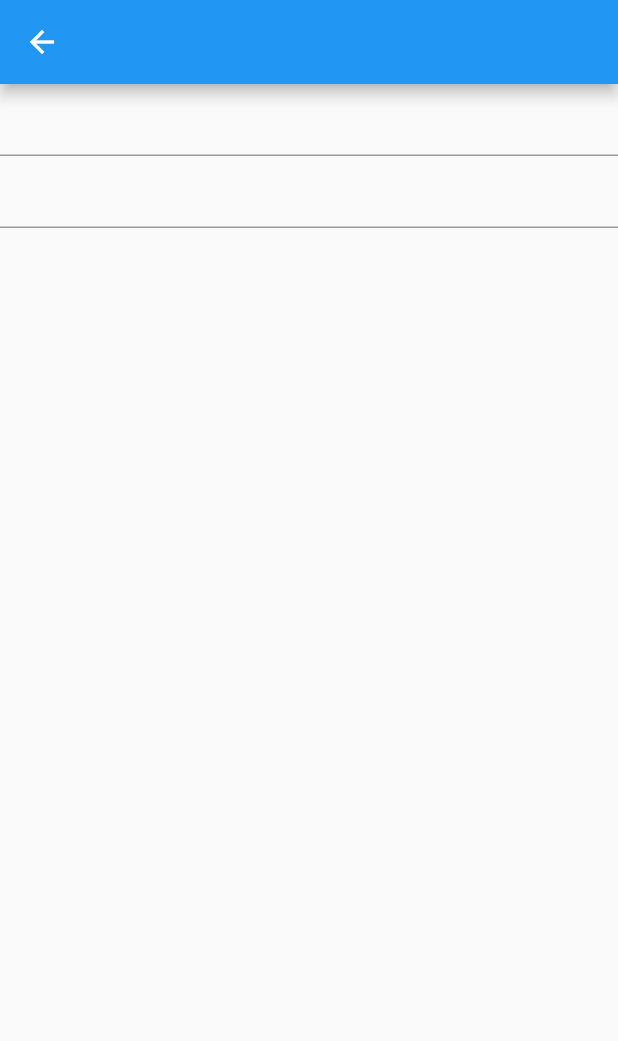
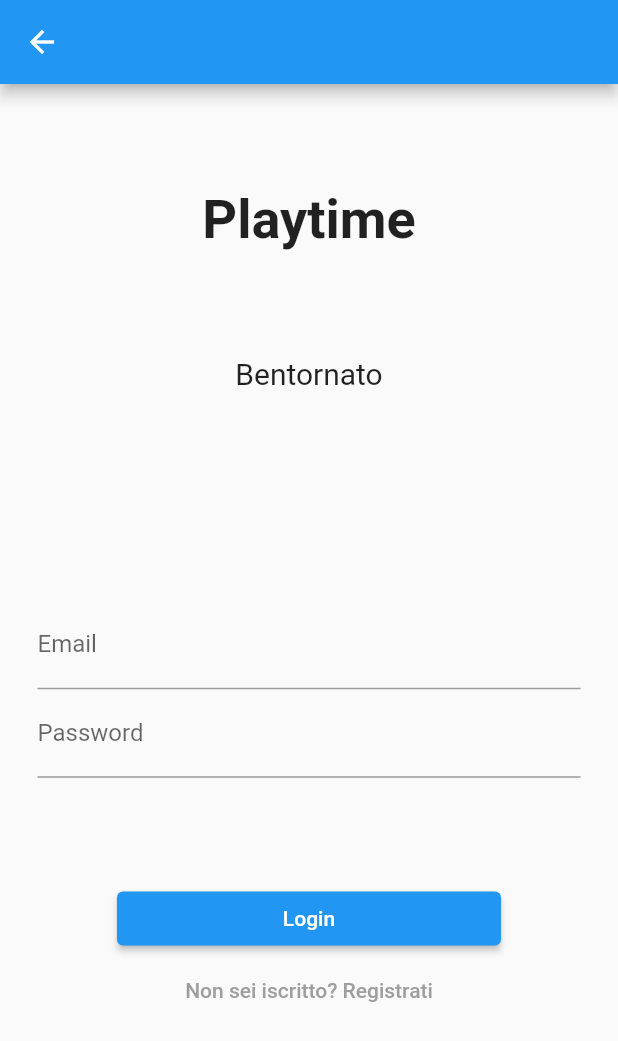
Before and after one commit to Glydric22/PlayTime, a Flutter app: the LoginPage screen opened directly, on a phone screen of 412 x 824 dp. Shown: the top 1041 px of the screen. Run offline on Flutter 3.47's test engine with Material 2 defaults, Android fonts, the phone set to English and light mode, and no system bars; our stand-ins replace firebase_auth, firebase_core; accounts and stored records are empty.

Commit message:
login screen

```diff
--- a/lib/switcher.dart
+++ b/lib/switcher.dart
@@ -1,5 +1,6 @@
 import 'package:flutter/material.dart';
 import 'example_page.dart';
+import 'user/login.dart';
 
 class Switcher extends StatefulWidget {
   const Switcher({Key? key}) : super(key: key);
@@ -9,9 +10,9 @@ class Switcher extends StatefulWidget {
 }
 
 class SwitcherState extends State<Switcher> {
-  int _index = 0;
+  int _index = 2; //0;
 
-  final _screen = const [ExamplePage(), ExamplePage(), ExamplePage()];
+  final _screen = const [ExamplePage(), ExamplePage(), LoginPage()];
   void _updateIndex(int value) {
     setState(() => _index = value);
   }
--- a/lib/user/login.dart
+++ b/lib/user/login.dart
@@ -1,38 +1,94 @@
 import 'package:flutter/material.dart';
-import 'auth_service.dart';
+import 'package:firebase_auth/firebase_auth.dart';
 
 class LoginPage extends StatefulWidget {
+  const LoginPage({Key? key}) : super(key: key);
 
-  const LoginPage({Key? key}) : super(key: key);
+  ///Sign In user
+  void signIn(String email, String password) async {
+    try {
+      await FirebaseAuth.instance
+          .signInWithEmailAndPassword(email: email, password: password);
+    } on FirebaseAuthException catch (e) {
+      switch (e.code) {
+        case 'user-not-found':
+          const AlertDialog(title: Text('No user found for that email.'));
+          break;
+        case 'wrong-password':
+          const AlertDialog(
+              title: Text('Wrong password provided for that user.'));
+      }
+    }
+  }
 
   @override
   State<LoginPage> createState() => _LoginPageState();
 }
 
 class _LoginPageState extends State<LoginPage> {
-  String? email;
-  String? password;
+  final TextEditingController _emailController = TextEditingController();
+  final TextEditingController _passowordController = TextEditingController();
 
-  signIn() {
-    AuthService.signIn(email!, password!);
-  }
+  signIn() => widget.signIn(_emailController.text, _passowordController.text);
+
+  registerPage() {}
 
   @override
   Widget build(BuildContext context) => Scaffold(
         appBar: AppBar(),
-        body: Column(
-          children: [
-            TextField(
-              onSubmitted: (value) => email = value,
+        body: SafeArea(
+          child: Center(
+            child: Padding(
+              padding: const EdgeInsets.symmetric(horizontal: 25),
+              child: Column(
+                children: [
+                  const Spacer(),
+                  const Text(
+                    "Playtime",
+                    style: TextStyle(
+                      fontWeight: FontWeight.bold,
+                      fontSize: 36,
+                    ),
+                  ),
+                  const Spacer(),
+                  const Text("Bentornato", style: TextStyle(fontSize: 20)),
+                  const Spacer(),
+                  const Spacer(),
+
+                  TextFormField(
+                    controller: _emailController,
+                    keyboardType: TextInputType.emailAddress,
+                    autocorrect: false,
+                    decoration: const InputDecoration(
+                      border: UnderlineInputBorder(),
+                      label: Text("Email"),
+                    ),
+                  ),
+
+                  TextFormField(
+                    controller: _passowordController,
+                    obscureText: true,
+                    autocorrect: false,
+                    enableSuggestions: false,
+                    decoration: const InputDecoration(
+                        border: UnderlineInputBorder(),
+                        label: Text("Password")),
+                  ), // PasswordField
+                  const Spacer(),
+                  ElevatedButton(
+                    onPressed: signIn,
+                    child: const Text("Login"),
+                  ),
+                  TextButton(
+                    onPressed: registerPage,
+                    child: const Text("Non sei iscritto? Registrati"),
+                  ),
+                  const Spacer(),
+                  const Spacer(),
+                ],
+              ),
             ),
-            TextField(
-              onSubmitted: (value) => password = value,
-              obscureText: true,
-            ), // PasswordField
-            MaterialButton(
-              onPressed: signIn,
-            )
-          ],
+          ),
         ),
       );
 }
```
Also changed, not shown: lib/main.dart (+10 -0 lines), lib/user/auth_service.dart (+0 -14 lines).
